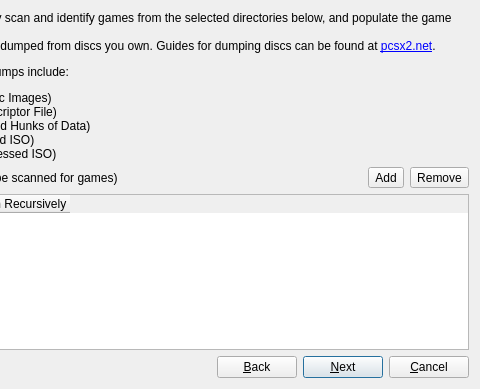
First picture: the form in pcsx2-qt/SetupWizardDialog.ui, repository PCSX2/pcsx2, before the edit; both pictures show x 280 to 760 and y 0 to 389 of the 760 by 389 pixel window.
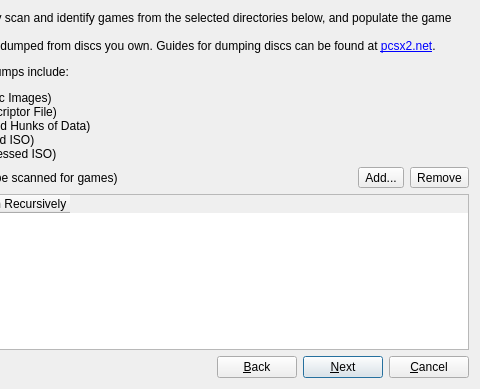
Second picture: the form after the edit. The open tabs and pages were chosen to show the change. Icons and pictures are not drawn.

Patch:
```diff
--- a/pcsx2-qt/SetupWizardDialog.ui
+++ b/pcsx2-qt/SetupWizardDialog.ui
@@ -371,12 +371,15 @@
             </sizepolicy>
            </property>
            <property name="text">
-            <string>Add</string>
+            <string>Add...</string>
            </property>
            <property name="icon">
             <iconset theme="folder-add-line">
              <normaloff>.</normaloff>.</iconset>
            </property>
+           <property name="toolButtonStyle">
+            <enum>Qt::ToolButtonTextBesideIcon</enum>
+           </property>
           </widget>
          </item>
          <item>
```
Left out of the diff: 3 changed lines with no effect on the pictures.
